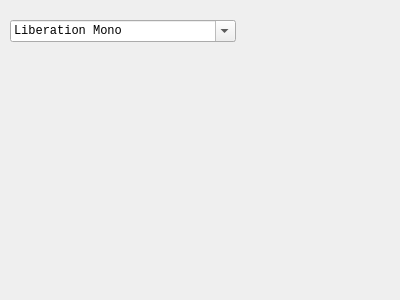
The window that settwindow.ui (i-saw-sparks/Notypad) describes before a commit, drawn with Qt 5.
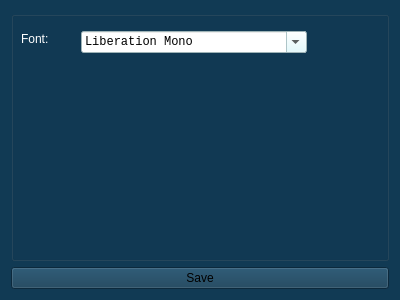
The same window after the commit.

Commit message: Settings window blue theme

Diff of the .ui file:
```diff
--- a/settwindow.ui
+++ b/settwindow.ui
@@ -10,29 +10,1457 @@
     <height>300</height>
    </rect>
   </property>
+  <property name="minimumSize">
+   <size>
+    <width>400</width>
+    <height>300</height>
+   </size>
+  </property>
+  <property name="palette">
+   <palette>
+    <active>
+     <colorrole role="WindowText">
+      <brush brushstyle="SolidPattern">
+       <color alpha="255">
+        <red>255</red>
+        <green>255</green>
+        <blue>255</blue>
+       </color>
+      </brush>
+     </colorrole>
+     <colorrole role="Button">
+      <brush brushstyle="SolidPattern">
+       <color alpha="255">
+        <red>17</red>
+        <green>58</green>
+        <blue>84</blue>
+       </color>
+      </brush>
+     </colorrole>
+     <colorrole role="Light">
+      <brush brushstyle="SolidPattern">
+       <color alpha="255">
+        <red>25</red>
+        <green>87</green>
+        <blue>126</blue>
+       </color>
+      </brush>
+     </colorrole>
+     <colorrole role="Midlight">
+      <brush brushstyle="SolidPattern">
+       <color alpha="255">
+        <red>21</red>
+        <green>72</green>
+        <blue>105</blue>
+       </color>
+      </brush>
+     </colorrole>
+     <colorrole role="Dark">
+      <brush brushstyle="SolidPattern">
+       <color alpha="255">
+        <red>8</red>
+        <green>29</green>
+        <blue>42</blue>
+       </color>
+      </brush>
+     </colorrole>
+     <colorrole role="Mid">
+      <brush brushstyle="SolidPattern">
+       <color alpha="255">
+        <red>11</red>
+        <green>38</green>
+        <blue>56</blue>
+       </color>
+      </brush>
+     </colorrole>
+     <colorrole role="Text">
+      <brush brushstyle="SolidPattern">
+       <color alpha="255">
+        <red>255</red>
+        <green>255</green>
+        <blue>255</blue>
+       </color>
+      </brush>
+     </colorrole>
+     <colorrole role="BrightText">
+      <brush brushstyle="SolidPattern">
+       <color alpha="255">
+        <red>255</red>
+        <green>255</green>
+        <blue>255</blue>
+       </color>
+      </brush>
+     </colorrole>
+     <colorrole role="ButtonText">
+      <brush brushstyle="SolidPattern">
+       <color alpha="255">
+        <red>255</red>
+        <green>255</green>
+        <blue>255</blue>
+       </color>
+      </brush>
+     </colorrole>
+     <colorrole role="Base">
+      <brush brushstyle="SolidPattern">
+       <color alpha="255">
+        <red>0</red>
+        <green>0</green>
+        <blue>0</blue>
+       </color>
+      </brush>
+     </colorrole>
+     <colorrole role="Window">
+      <brush brushstyle="SolidPattern">
+       <color alpha="255">
+        <red>17</red>
+        <green>58</green>
+        <blue>84</blue>
+       </color>
+      </brush>
+     </colorrole>
+     <colorrole role="Shadow">
+      <brush brushstyle="SolidPattern">
+       <color alpha="255">
+        <red>0</red>
+        <green>0</green>
+        <blue>0</blue>
+       </color>
+      </brush>
+     </colorrole>
+     <colorrole role="AlternateBase">
+      <brush brushstyle="SolidPattern">
+       <color alpha="255">
+        <red>8</red>
+        <green>29</green>
+        <blue>42</blue>
+       </color>
+      </brush>
+     </colorrole>
+     <colorrole role="ToolTipBase">
+      <brush brushstyle="SolidPattern">
+       <color alpha="255">
+        <red>255</red>
+        <green>255</green>
+        <blue>220</blue>
+       </color>
+      </brush>
+     </colorrole>
+     <colorrole role="ToolTipText">
+      <brush brushstyle="SolidPattern">
+       <color alpha="255">
+        <red>0</red>
+        <green>0</green>
+        <blue>0</blue>
+       </color>
+      </brush>
+     </colorrole>
+     <colorrole role="PlaceholderText">
+      <brush brushstyle="SolidPattern">
+       <color alpha="128">
+        <red>255</red>
+        <green>255</green>
+        <blue>255</blue>
+       </color>
+      </brush>
+     </colorrole>
+    </active>
+    <inactive>
+     <colorrole role="WindowText">
+      <brush brushstyle="SolidPattern">
+       <color alpha="255">
+        <red>255</red>
+        <green>255</green>
+        <blue>255</blue>
+       </color>
+      </brush>
+     </colorrole>
+     <colorrole role="Button">
+      <brush brushstyle="SolidPattern">
+       <color alpha="255">
+        <red>17</red>
+        <green>58</green>
+        <blue>84</blue>
+       </color>
+      </brush>
+     </colorrole>
+     <colorrole role="Light">
+      <brush brushstyle="SolidPattern">
+       <color alpha="255">
+        <red>25</red>
+        <green>87</green>
+        <blue>126</blue>
+       </color>
+      </brush>
+     </colorrole>
+     <colorrole role="Midlight">
+      <brush brushstyle="SolidPattern">
+       <color alpha="255">
+        <red>21</red>
+        <green>72</green>
+        <blue>105</blue>
+       </color>
+      </brush>
+     </colorrole>
+     <colorrole role="Dark">
+      <brush brushstyle="SolidPattern">
+       <color alpha="255">
+        <red>8</red>
+        <green>29</green>
+        <blue>42</blue>
+       </color>
+      </brush>
+     </colorrole>
+     <colorrole role="Mid">
+      <brush brushstyle="SolidPattern">
+       <color alpha="255">
+        <red>11</red>
+        <green>38</green>
+        <blue>56</blue>
+       </color>
+      </brush>
+     </colorrole>
+     <colorrole role="Text">
+      <brush brushstyle="SolidPattern">
+       <color alpha="255">
+        <red>255</red>
+        <green>255</green>
+        <blue>255</blue>
+       </color>
+      </brush>
+     </colorrole>
+     <colorrole role="BrightText">
+      <brush brushstyle="SolidPattern">
+       <color alpha="255">
+        <red>255</red>
+        <green>255</green>
+        <blue>255</blue>
+       </color>
+      </brush>
+     </colorrole>
+     <colorrole role="ButtonText">
+      <brush brushstyle="SolidPattern">
+       <color alpha="255">
+        <red>255</red>
+        <green>255</green>
+        <blue>255</blue>
+       </color>
+      </brush>
+     </colorrole>
+     <colorrole role="Base">
+      <brush brushstyle="SolidPattern">
+       <color alpha="255">
+        <red>0</red>
+        <green>0</green>
+        <blue>0</blue>
+       </color>
+      </brush>
+     </colorrole>
+     <colorrole role="Window">
+      <brush brushstyle="SolidPattern">
+       <color alpha="255">
+        <red>17</red>
+        <green>58</green>
+        <blue>84</blue>
+       </color>
+      </brush>
+     </colorrole>
+     <colorrole role="Shadow">
+      <brush brushstyle="SolidPattern">
+       <color alpha="255">
+        <red>0</red>
+        <green>0</green>
+        <blue>0</blue>
+       </color>
+      </brush>
+     </colorrole>
+     <colorrole role="AlternateBase">
+      <brush brushstyle="SolidPattern">
+       <color alpha="255">
+        <red>8</red>
+        <green>29</green>
+        <blue>42</blue>
+       </color>
+      </brush>
+     </colorrole>
+     <colorrole role="ToolTipBase">
+      <brush brushstyle="SolidPattern">
+       <color alpha="255">
+        <red>255</red>
+        <green>255</green>
+        <blue>220</blue>
+       </color>
+      </brush>
+     </colorrole>
+     <colorrole role="ToolTipText">
+      <brush brushstyle="SolidPattern">
+       <color alpha="255">
+        <red>0</red>
+        <green>0</green>
+        <blue>0</blue>
+       </color>
+      </brush>
+     </colorrole>
+     <colorrole role="PlaceholderText">
+      <brush brushstyle="SolidPattern">
+       <color alpha="128">
+        <red>255</red>
+        <green>255</green>
+        <blue>255</blue>
+       </color>
+      </brush>
+     </colorrole>
+    </inactive>
+    <disabled>
+     <colorrole role="WindowText">
+      <brush brushstyle="SolidPattern">
+       <color alpha="255">
+        <red>8</red>
+        <green>29</green>
+        <blue>42</blue>
+       </color>
+      </brush>
+     </colorrole>
+     <colorrole role="Button">
+      <brush brushstyle="SolidPattern">
+       <color alpha="255">
+        <red>17</red>
+        <green>58</green>
+        <blue>84</blue>
+       </color>
+      </brush>
+     </colorrole>
+     <colorrole role="Light">
+      <brush brushstyle="SolidPattern">
+       <color alpha="255">
+        <red>25</red>
+        <green>87</green>
+        <blue>126</blue>
+       </color>
+      </brush>
+     </colorrole>
+     <colorrole role="Midlight">
+      <brush brushstyle="SolidPattern">
+       <color alpha="255">
+        <red>21</red>
+        <green>72</green>
+        <blue>105</blue>
+       </color>
+      </brush>
+     </colorrole>
+     <colorrole role="Dark">
+      <brush brushstyle="SolidPattern">
+       <color alpha="255">
+        <red>8</red>
+        <green>29</green>
+        <blue>42</blue>
+       </color>
+      </brush>
+     </colorrole>
+     <colorrole role="Mid">
+      <brush brushstyle="SolidPattern">
+       <color alpha="255">
+        <red>11</red>
+        <green>38</green>
+        <blue>56</blue>
+       </color>
+      </brush>
+     </colorrole>
+     <colorrole role="Text">
+      <brush brushstyle="SolidPattern">
+       <color alpha="255">
+        <red>8</red>
+        <green>29</green>
+        <blue>42</blue>
+       </color>
+      </brush>
+     </colorrole>
+     <colorrole role="BrightText">
+      <brush brushstyle="SolidPattern">
+       <color alpha="255">
+        <red>255</red>
+        <green>255</green>
+        <blue>255</blue>
+       </color>
+      </brush>
+     </colorrole>
+     <colorrole role="ButtonText">
+      <brush brushstyle="SolidPattern">
+       <color alpha="255">
+        <red>8</red>
+        <green>29</green>
+        <blue>42</blue>
+       </color>
+      </brush>
+     </colorrole>
+     <colorrole role="Base">
+      <brush brushstyle="SolidPattern">
+       <color alpha="255">
+        <red>17</red>
+        <green>58</green>
+        <blue>84</blue>
+       </color>
+      </brush>
+     </colorrole>
+     <colorrole role="Window">
+      <brush brushstyle="SolidPattern">
+       <color alpha="255">
+        <red>17</red>
+        <green>58</green>
+        <blue>84</blue>
+       </color>
+      </brush>
+     </colorrole>
+     <colorrole role="Shadow">
+      <brush brushstyle="SolidPattern">
+       <color alpha="255">
+        <red>0</red>
+        <green>0</green>
+        <blue>0</blue>
+       </color>
+      </brush>
+     </colorrole>
+     <colorrole role="AlternateBase">
+      <brush brushstyle="SolidPattern">
+       <color alpha="255">
+        <red>17</red>
+        <green>58</green>
+        <blue>84</blue>
+       </color>
+      </brush>
+     </colorrole>
+     <colorrole role="ToolTipBase">
+      <brush brushstyle="SolidPattern">
+       <color alpha="255">
+        <red>255</red>
+        <green>255</green>
+        <blue>220</blue>
+       </color>
+      </brush>
+     </colorrole>
+     <colorrole role="ToolTipText">
+      <brush brushstyle="SolidPattern">
+       <color alpha="255">
+        <red>0</red>
+        <green>0</green>
+        <blue>0</blue>
+       </color>
+      </brush>
+     </colorrole>
+     <colorrole role="PlaceholderText">
+      <brush brushstyle="SolidPattern">
+       <color alpha="128">
+        <red>255</red>
+        <green>255</green>
+        <blue>255</blue>
+       </color>
+      </brush>
+     </colorrole>
+    </disabled>
+   </palette>
+  </property>
   <property name="windowTitle">
    <string>Form</string>
   </property>
-  <widget class="QFontComboBox" name="fontComboBox">
-   <property name="geometry">
-    <rect>
-     <x>10</x>
-     <y>20</y>
-     <width>226</width>
-     <height>22</height>
-    </rect>
-   </property>
-   <property name="font">
-    <font>
-     <family>Consolas</family>
-    </font>
-   </property>
-   <property name="currentFont">
-    <font>
-     <family>Consolas</family>
-    </font>
-   </property>
-  </widget>
+  <property name="windowOpacity">
+   <double>0.990000000000000</double>
+  </property>
+  <layout class="QVBoxLayout" name="verticalLayout">
+   <item>
+    <widget class="QGroupBox" name="groupBox">
+     <property name="title">
+      <string/>
+     </property>
+     <widget class="QFontComboBox" name="fontComboBox">
+      <property name="geometry">
+       <rect>
+        <x>70</x>
+        <y>20</y>
+        <width>226</width>
+        <height>22</height>
+       </rect>
+      </property>
+      <property name="palette">
+       <palette>
+        <active>
+         <colorrole role="WindowText">
+          <brush brushstyle="SolidPattern">
+           <color alpha="255">
+            <red>0</red>
+            <green>0</green>
+            <blue>0</blue>
+           </color>
+          </brush>
+         </colorrole>
+         <colorrole role="Button">
+          <brush brushstyle="SolidPattern">
+           <color alpha="255">
+            <red>221</red>
+            <green>251</green>
+            <blue>255</blue>
+           </color>
+          </brush>
+         </colorrole>
+         <colorrole role="Light">
+          <brush brushstyle="SolidPattern">
+           <color alpha="255">
+            <red>255</red>
+            <green>255</green>
+            <blue>255</blue>
+           </color>
+          </brush>
+         </colorrole>
+         <colorrole role="Midlight">
+          <brush brushstyle="SolidPattern">
+           <color alpha="255">
+            <red>238</red>
+            <green>253</green>
+            <blue>255</blue>
+           </color>
+          </brush>
+         </colorrole>
+         <colorrole role="Dark">
+          <brush brushstyle="SolidPattern">
+           <color alpha="255">
+            <red>110</red>
+            <green>125</green>
+            <blue>127</blue>
+           </color>
+          </brush>
+         </colorrole>
+         <colorrole role="Mid">
+          <brush brushstyle="SolidPattern">
+           <color alpha="255">
+            <red>147</red>
+            <green>167</green>
+            <blue>170</blue>
+           </color>
+          </brush>
+         </colorrole>
+         <colorrole role="Text">
+          <brush brushstyle="SolidPattern">
+           <color alpha="255">
+            <red>0</red>
+            <green>0</green>
+            <blue>0</blue>
+           </color>
+          </brush>
+         </colorrole>
+         <colorrole role="BrightText">
+          <brush brushstyle="SolidPattern">
+           <color alpha="255">
+            <red>255</red>
+            <green>255</green>
+            <blue>255</blue>
+           </color>
+          </brush>
+         </colorrole>
+         <colorrole role="ButtonText">
+          <brush brushstyle="SolidPattern">
+           <color alpha="255">
+            <red>0</red>
+            <green>0</green>
+            <blue>0</blue>
+           </color>
+          </brush>
+         </colorrole>
+         <colorrole role="Base">
+          <brush brushstyle="SolidPattern">
+           <color alpha="255">
+            <red>255</red>
+            <green>255</green>
+            <blue>255</blue>
+           </color>
+          </brush>
+         </colorrole>
+         <colorrole role="Window">
+          <brush brushstyle="SolidPattern">
+           <color alpha="255">
+            <red>221</red>
+            <green>251</green>
+            <blue>255</blue>
+           </color>
+          </brush>
+         </colorrole>
+         <colorrole role="Shadow">
+          <brush brushstyle="SolidPattern">
+           <color alpha="255">
+            <red>0</red>
+            <green>0</green>
+            <blue>0</blue>
+           </color>
+          </brush>
+         </colorrole>
+         <colorrole role="AlternateBase">
+          <brush brushstyle="SolidPattern">
+           <color alpha="255">
+            <red>238</red>
+            <green>253</green>
+            <blue>255</blue>
+           </color>
+          </brush>
+         </colorrole>
+         <colorrole role="ToolTipBase">
+          <brush brushstyle="SolidPattern">
+           <color alpha="255">
+            <red>255</red>
+            <green>255</green>
+            <blue>220</blue>
+           </color>
+          </brush>
+         </colorrole>
+         <colorrole role="ToolTipText">
+          <brush brushstyle="SolidPattern">
+           <color alpha="255">
+            <red>0</red>
+            <green>0</green>
+            <blue>0</blue>
+           </color>
+          </brush>
+         </colorrole>
+         <colorrole role="PlaceholderText">
+          <brush brushstyle="SolidPattern">
+           <color alpha="128">
+            <red>0</red>
+            <green>0</green>
+            <blue>0</blue>
+           </color>
+          </brush>
+         </colorrole>
+        </active>
+        <inactive>
+         <colorrole role="WindowText">
+          <brush brushstyle="SolidPattern">
+           <color alpha="255">
+            <red>0</red>
+            <green>0</green>
+            <blue>0</blue>
+           </color>
+          </brush>
+         </colorrole>
+         <colorrole role="Button">
+          <brush brushstyle="SolidPattern">
+           <color alpha="255">
+            <red>221</red>
+            <green>251</green>
+            <blue>255</blue>
+           </color>
+          </brush>
+         </colorrole>
+         <colorrole role="Light">
+          <brush brushstyle="SolidPattern">
+           <color alpha="255">
+            <red>255</red>
+            <green>255</green>
+            <blue>255</blue>
+           </color>
+          </brush>
+         </colorrole>
+         <colorrole role="Midlight">
+          <brush brushstyle="SolidPattern">
+           <color alpha="255">
+            <red>238</red>
+            <green>253</green>
+            <blue>255</blue>
+           </color>
+          </brush>
+         </colorrole>
+         <colorrole role="Dark">
+          <brush brushstyle="SolidPattern">
+           <color alpha="255">
+            <red>110</red>
+            <green>125</green>
+            <blue>127</blue>
+           </color>
+          </brush>
+         </colorrole>
+         <colorrole role="Mid">
+          <brush brushstyle="SolidPattern">
+           <color alpha="255">
+            <red>147</red>
+            <green>167</green>
+            <blue>170</blue>
+           </color>
+          </brush>
+         </colorrole>
+         <colorrole role="Text">
+          <brush brushstyle="SolidPattern">
+           <color alpha="255">
+            <red>0</red>
+            <green>0</green>
+            <blue>0</blue>
+           </color>
+          </brush>
+         </colorrole>
+         <colorrole role="BrightText">
+          <brush brushstyle="SolidPattern">
+           <color alpha="255">
+            <red>255</red>
+            <green>255</green>
+            <blue>255</blue>
+           </color>
+          </brush>
+         </colorrole>
+         <colorrole role="ButtonText">
+          <brush brushstyle="SolidPattern">
+           <color alpha="255">
+            <red>0</red>
+            <green>0</green>
+            <blue>0</blue>
+           </color>
+          </brush>
+         </colorrole>
+         <colorrole role="Base">
+          <brush brushstyle="SolidPattern">
+           <color alpha="255">
+            <red>255</red>
+            <green>255</green>
+            <blue>255</blue>
+           </color>
+          </brush>
+         </colorrole>
+         <colorrole role="Window">
+          <brush brushstyle="SolidPattern">
+           <color alpha="255">
+            <red>221</red>
+            <green>251</green>
+            <blue>255</blue>
+           </color>
+          </brush>
+         </colorrole>
+         <colorrole role="Shadow">
+          <brush brushstyle="SolidPattern">
+           <color alpha="255">
+            <red>0</red>
+            <green>0</green>
+            <blue>0</blue>
+           </color>
+          </brush>
+         </colorrole>
+         <colorrole role="AlternateBase">
+          <brush brushstyle="SolidPattern">
+           <color alpha="255">
+            <red>238</red>
+            <green>253</green>
+            <blue>255</blue>
+           </color>
+          </brush>
+         </colorrole>
+         <colorrole role="ToolTipBase">
+          <brush brushstyle="SolidPattern">
+           <color alpha="255">
+            <red>255</red>
+            <green>255</green>
+            <blue>220</blue>
+           </color>
+          </brush>
+         </colorrole>
+         <colorrole role="ToolTipText">
+          <brush brushstyle="SolidPattern">
+           <color alpha="255">
+            <red>0</red>
+            <green>0</green>
+            <blue>0</blue>
+           </color>
+          </brush>
+         </colorrole>
+         <colorrole role="PlaceholderText">
+          <brush brushstyle="SolidPattern">
+           <color alpha="128">
+            <red>0</red>
+            <green>0</green>
+            <blue>0</blue>
+           </color>
+          </brush>
+         </colorrole>
+        </inactive>
+        <disabled>
+         <colorrole role="WindowText">
+          <brush brushstyle="SolidPattern">
+           <color alpha="255">
+            <red>110</red>
+            <green>125</green>
+            <blue>127</blue>
+           </color>
+          </brush>
+         </colorrole>
+         <colorrole role="Button">
+          <brush brushstyle="SolidPattern">
+           <color alpha="255">
+            <red>221</red>
+            <green>251</green>
+            <blue>255</blue>
+           </color>
+          </brush>
+         </colorrole>
+         <colorrole role="Light">
+          <brush brushstyle="SolidPattern">
+           <color alpha="255">
+            <red>255</red>
+            <green>255</green>
+            <blue>255</blue>
+           </color>
+          </brush>
+         </colorrole>
+         <colorrole role="Midlight">
+          <brush brushstyle="SolidPattern">
+           <color alpha="255">
+            <red>238</red>
+            <green>253</green>
+            <blue>255</blue>
+           </color>
+          </brush>
+         </colorrole>
+         <colorrole role="Dark">
+          <brush brushstyle="SolidPattern">
+           <color alpha="255">
+            <red>110</red>
+            <green>125</green>
+            <blue>127</blue>
+           </color>
+          </brush>
+         </colorrole>
+         <colorrole role="Mid">
+          <brush brushstyle="SolidPattern">
+           <color alpha="255">
+            <red>147</red>
+            <green>167</green>
+            <blue>170</blue>
+           </color>
+          </brush>
+         </colorrole>
+         <colorrole role="Text">
+          <brush brushstyle="SolidPattern">
+           <color alpha="255">
+            <red>110</red>
+            <green>125</green>
+            <blue>127</blue>
+           </color>
+          </brush>
+         </colorrole>
+         <colorrole role="BrightText">
+          <brush brushstyle="SolidPattern">
+           <color alpha="255">
+            <red>255</red>
+            <green>255</green>
+            <blue>255</blue>
+           </color>
+          </brush>
+         </colorrole>
+         <colorrole role="ButtonText">
+          <brush brushstyle="SolidPattern">
+           <color alpha="255">
+            <red>110</red>
+            <green>125</green>
+            <blue>127</blue>
+           </color>
+          </brush>
+         </colorrole>
+         <colorrole role="Base">
+          <brush brushstyle="SolidPattern">
+           <color alpha="255">
+            <red>221</red>
+            <green>251</green>
+            <blue>255</blue>
+           </color>
+          </brush>
+         </colorrole>
+         <colorrole role="Window">
+          <brush brushstyle="SolidPattern">
+           <color alpha="255">
+            <red>221</red>
+            <green>251</green>
+            <blue>255</blue>
+           </color>
+          </brush>
+         </colorrole>
+         <colorrole role="Shadow">
+          <brush brushstyle="SolidPattern">
+           <color alpha="255">
+            <red>0</red>
+            <green>0</green>
+            <blue>0</blue>
+           </color>
+          </brush>
+         </colorrole>
+         <colorrole role="AlternateBase">
+          <brush brushstyle="SolidPattern">
+           <color alpha="255">
+            <red>221</red>
+            <green>251</green>
+            <blue>255</blue>
+           </color>
+          </brush>
+         </colorrole>
+         <colorrole role="ToolTipBase">
+          <brush brushstyle="SolidPattern">
+           <color alpha="255">
+            <red>255</red>
+            <green>255</green>
+            <blue>220</blue>
+           </color>
+          </brush>
+         </colorrole>
+         <colorrole role="ToolTipText">
+          <brush brushstyle="SolidPattern">
+           <color alpha="255">
+            <red>0</red>
+            <green>0</green>
+            <blue>0</blue>
+           </color>
+          </brush>
+         </colorrole>
+         <colorrole role="PlaceholderText">
+          <brush brushstyle="SolidPattern">
+           <color alpha="128">
+            <red>0</red>
+            <green>0</green>
+            <blue>0</blue>
+           </color>
+          </brush>
+         </colorrole>
+        </disabled>
+       </palette>
+      </property>
+      <property name="font">
+       <font>
+        <family>Consolas</family>
+       </font>
+      </property>
+      <property name="currentFont">
+       <font>
+        <family>Consolas</family>
+       </font>
+      </property>
+     </widget>
+     <widget class="QLabel" name="label">
+      <property name="geometry">
+       <rect>
+        <x>10</x>
+        <y>20</y>
+        <width>41</width>
+        <height>16</height>
+       </rect>
+      </property>
+      <property name="palette">
+       <palette>
+        <active>
+         <colorrole role="WindowText">
+          <brush brushstyle="SolidPattern">
+           <color alpha="255">
+            <red>255</red>
+            <green>255</green>
+            <blue>255</blue>
+           </color>
+          </brush>
+         </colorrole>
+         <colorrole role="Button">
+          <brush brushstyle="SolidPattern">
+           <color alpha="255">
+            <red>0</red>
+            <green>85</green>
+            <blue>255</blue>
+           </color>
+          </brush>
+         </colorrole>
+         <colorrole role="Light">
+          <brush brushstyle="SolidPattern">
+           <color alpha="255">
+            <red>127</red>
+            <green>170</green>
+            <blue>255</blue>
+           </color>
+          </brush>
+         </colorrole>
+         <colorrole role="Midlight">
+          <brush brushstyle="SolidPattern">
+           <color alpha="255">
+            <red>63</red>
+            <green>127</green>
+            <blue>255</blue>
+           </color>
+          </brush>
+         </colorrole>
+         <colorrole role="Dark">
+          <brush brushstyle="SolidPattern">
+           <color alpha="255">
+            <red>0</red>
+            <green>42</green>
+            <blue>127</blue>
+           </color>
+          </brush>
+         </colorrole>
+         <colorrole role="Mid">
+          <brush brushstyle="SolidPattern">
+           <color alpha="255">
+            <red>0</red>
+            <green>56</green>
+            <blue>170</blue>
+           </color>
+          </brush>
+         </colorrole>
+         <colorrole role="Text">
+          <brush brushstyle="SolidPattern">
+           <color alpha="255">
+            <red>0</red>
+            <green>0</green>
+            <blue>0</blue>
+           </color>
+          </brush>
+         </colorrole>
+         <colorrole role="BrightText">
+          <brush brushstyle="SolidPattern">
+           <color alpha="255">
+            <red>255</red>
+            <green>255</green>
+            <blue>255</blue>
+           </color>
+          </brush>
+         </colorrole>
+         <colorrole role="ButtonText">
+          <brush brushstyle="SolidPattern">
+           <color alpha="255">
+            <red>0</red>
+            <green>0</green>
+            <blue>0</blue>
+           </color>
+          </brush>
+         </colorrole>
+         <colorrole role="Base">
+          <brush brushstyle="SolidPattern">
+           <color alpha="255">
+            <red>255</red>
+            <green>255</green>
+            <blue>255</blue>
+           </color>
+          </brush>
+         </colorrole>
+         <colorrole role="Window">
+          <brush brushstyle="SolidPattern">
+           <color alpha="255">
+            <red>0</red>
+            <green>85</green>
+            <blue>255</blue>
+           </color>
+          </brush>
+         </colorrole>
+         <colorrole role="Shadow">
+          <brush brushstyle="SolidPattern">
+           <color alpha="255">
+            <red>0</red>
+            <green>0</green>
+            <blue>0</blue>
+           </color>
+          </brush>
+         </colorrole>
+         <colorrole role="AlternateBase">
+          <brush brushstyle="SolidPattern">
+           <color alpha="255">
+            <red>127</red>
+            <green>170</green>
+            <blue>255</blue>
+           </color>
+          </brush>
+         </colorrole>
+         <colorrole role="ToolTipBase">
+          <brush brushstyle="SolidPattern">
+           <color alpha="255">
+            <red>255</red>
+            <green>255</green>
+            <blue>220</blue>
+           </color>
+          </brush>
+         </colorrole>
+         <colorrole role="ToolTipText">
+          <brush brushstyle="SolidPattern">
+           <color alpha="255">
+            <red>0</red>
+            <green>0</green>
+            <blue>0</blue>
+           </color>
+          </brush>
+         </colorrole>
+         <colorrole role="PlaceholderText">
+          <brush brushstyle="SolidPattern">
+           <color alpha="128">
+            <red>0</red>
+            <green>0</green>
+            <blue>0</blue>
+           </color>
+          </brush>
+         </colorrole>
+        </active>
+        <inactive>
+         <colorrole role="WindowText">
+          <brush brushstyle="SolidPattern">
+           <color alpha="255">
+            <red>255</red>
+            <green>255</green>
+            <blue>255</blue>
+           </color>
+          </brush>
+         </colorrole>
+         <colorrole role="Button">
+          <brush brushstyle="SolidPattern">
+           <color alpha="255">
+            <red>0</red>
+            <green>85</green>
+            <blue>255</blue>
+           </color>
+          </brush>
+         </colorrole>
+         <colorrole role="Light">
+          <brush brushstyle="SolidPattern">
+           <color alpha="255">
+            <red>127</red>
+            <green>170</green>
+            <blue>255</blue>
+           </color>
+          </brush>
+         </colorrole>
+         <colorrole role="Midlight">
+          <brush brushstyle="SolidPattern">
+           <color alpha="255">
+            <red>63</red>
+            <green>127</green>
+            <blue>255</blue>
+           </color>
+          </brush>
+         </colorrole>
+         <colorrole role="Dark">
+          <brush brushstyle="SolidPattern">
+           <color alpha="255">
+            <red>0</red>
+            <green>42</green>
+            <blue>127</blue>
+           </color>
+          </brush>
+         </colorrole>
+         <colorrole role="Mid">
+          <brush brushstyle="SolidPattern">
+           <color alpha="255">
+            <red>0</red>
+            <green>56</green>
+            <blue>170</blue>
+           </color>
+          </brush>
+         </colorrole>
+         <colorrole role="Text">
+          <brush brushstyle="SolidPattern">
+           <color alpha="255">
+            <red>0</red>
+            <green>0</green>
+            <blue>0</blue>
+           </color>
+          </brush>
+         </colorrole>
+         <colorrole role="BrightText">
+          <brush brushstyle="SolidPattern">
+           <color alpha="255">
+            <red>255</red>
+            <green>255</green>
+            <blue>255</blue>
+           </color>
+          </brush>
+         </colorrole>
+         <colorrole role="ButtonText">
+          <brush brushstyle="SolidPattern">
+           <color alpha="255">
+            <red>0</red>
+            <green>0</green>
+            <blue>0</blue>
+           </color>
+          </brush>
+         </colorrole>
+         <colorrole role="Base">
+          <brush brushstyle="SolidPattern">
+           <color alpha="255">
+            <red>255</red>
+            <green>255</green>
+            <blue>255</blue>
+           </color>
+          </brush>
+         </colorrole>
+         <colorrole role="Window">
+          <brush brushstyle="SolidPattern">
+           <color alpha="255">
+            <red>0</red>
+            <green>85</green>
+            <blue>255</blue>
+           </color>
+          </brush>
+         </colorrole>
+         <colorrole role="Shadow">
+          <brush brushstyle="SolidPattern">
+           <color alpha="255">
+            <red>0</red>
+            <green>0</green>
+            <blue>0</blue>
+           </color>
+          </brush>
+         </colorrole>
+         <colorrole role="AlternateBase">
+          <brush brushstyle="SolidPattern">
+           <color alpha="255">
+            <red>127</red>
+            <green>170</green>
+            <blue>255</blue>
+           </color>
+          </brush>
+         </colorrole>
+         <colorrole role="ToolTipBase">
+          <brush brushstyle="SolidPattern">
+           <color alpha="255">
+            <red>255</red>
+            <green>255</green>
+            <blue>220</blue>
+           </color>
+          </brush>
+         </colorrole>
+         <colorrole role="ToolTipText">
+          <brush brushstyle="SolidPattern">
+           <color alpha="255">
+            <red>0</red>
+            <green>0</green>
+            <blue>0</blue>
+           </color>
+          </brush>
+         </colorrole>
+         <colorrole role="PlaceholderText">
+          <brush brushstyle="SolidPattern">
+           <color alpha="128">
+            <red>0</red>
+            <green>0</green>
+            <blue>0</blue>
+           </color>
+          </brush>
+         </colorrole>
+        </inactive>
+        <disabled>
+         <colorrole role="WindowText">
+          <brush brushstyle="SolidPattern">
+           <color alpha="255">
+            <red>0</red>
+            <green>42</green>
+            <blue>127</blue>
+           </color>
+          </brush>
+         </colorrole>
+         <colorrole role="Button">
+          <brush brushstyle="SolidPattern">
+           <color alpha="255">
+            <red>0</red>
+            <green>85</green>
+            <blue>255</blue>
+           </color>
+          </brush>
+         </colorrole>
+         <colorrole role="Light">
+          <brush brushstyle="SolidPattern">
+           <color alpha="255">
+            <red>127</red>
+            <green>170</green>
+            <blue>255</blue>
+           </color>
+          </brush>
+         </colorrole>
+         <colorrole role="Midlight">
+          <brush brushstyle="SolidPattern">
+           <color alpha="255">
+            <red>63</red>
+            <green>127</green>
+            <blue>255</blue>
+           </color>
+          </brush>
+         </colorrole>
+         <colorrole role="Dark">
+          <brush brushstyle="SolidPattern">
+           <color alpha="255">
+            <red>0</red>
+            <green>42</green>
+            <blue>127</blue>
+           </color>
+          </brush>
+         </colorrole>
+         <colorrole role="Mid">
+          <brush brushstyle="SolidPattern">
+           <color alpha="255">
+            <red>0</red>
+            <green>56</green>
+            <blue>170</blue>
+           </color>
+          </brush>
+         </colorrole>
+         <colorrole role="Text">
+          <brush brushstyle="SolidPattern">
+           <color alpha="255">
+            <red>0</red>
+            <green>42</green>
+            <blue>127</blue>
+           </color>
+          </brush>
+         </colorrole>
+         <colorrole role="BrightText">
+          <brush brushstyle="SolidPattern">
+           <color alpha="255">
+            <red>255</red>
+            <green>255</green>
+            <blue>255</blue>
+           </color>
+          </brush>
+         </colorrole>
+         <colorrole role="ButtonText">
+          <brush brushstyle="SolidPattern">
+           <color alpha="255">
+            <red>0</red>
+            <green>42</green>
+            <blue>127</blue>
+           </color>
+          </brush>
+         </colorrole>
+         <colorrole role="Base">
+          <brush brushstyle="SolidPattern">
+           <color alpha="255">
+            <red>0</red>
+            <green>85</green>
+            <blue>255</blue>
+           </color>
+          </brush>
+         </colorrole>
+         <colorrole role="Window">
+          <brush brushstyle="SolidPattern">
+           <color alpha="255">
+            <red>0</red>
+            <green>85</green>
+            <blue>255</blue>
+           </color>
+          </brush>
+         </colorrole>
+         <colorrole role="Shadow">
+          <brush brushstyle="SolidPattern">
+           <color alpha="255">
+            <red>0</red>
+            <green>0</green>
+            <blue>0</blue>
+           </color>
+          </brush>
+         </colorrole>
+         <colorrole role="AlternateBase">
+          <brush brushstyle="SolidPattern">
+           <color alpha="255">
+            <red>0</red>
+            <green>85</green>
+            <blue>255</blue>
+           </color>
+          </brush>
+         </colorrole>
+         <colorrole role="ToolTipBase">
+          <brush brushstyle="SolidPattern">
+           <color alpha="255">
+            <red>255</red>
+            <green>255</green>
+            <blue>220</blue>
+           </color>
+          </brush>
+         </colorrole>
+         <colorrole role="ToolTipText">
+          <brush brushstyle="SolidPattern">
+           <color alpha="255">
+            <red>0</red>
+            <green>0</green>
+            <blue>0</blue>
+           </color>
+          </brush>
+         </colorrole>
+         <colorrole role="PlaceholderText">
+          <brush brushstyle="SolidPattern">
+           <color alpha="128">
+            <red>0</red>
+            <green>0</green>
+            <blue>0</blue>
+           </color>
+          </brush>
+         </colorrole>
+        </disabled>
+       </palette>
+      </property>
+      <property name="text">
+       <string>Font:</string>
+      </property>
+     </widget>
+    </widget>
+   </item>
+   <item>
+    <widget class="QPushButton" name="pushButton">
+     <property name="palette">
+      <palette>
+       <active>
+        <colorrole role="WindowText">
+         <brush brushstyle="SolidPattern">
+          <color alpha="255">
+           <red>0</red>
+           <green>0</green>
+           <blue>0</blue>
+          </color>
+         </brush>
+        </colorrole>
+        <colorrole role="ButtonText">
+         <brush brushstyle="SolidPattern">
+          <color alpha="255">
+           <red>0</red>
+           <green>0</green>
+           <blue>0</blue>
+          </color>
+         </brush>
+        </colorrole>
+       </active>
+       <inactive>
+        <colorrole role="WindowText">
+         <brush brushstyle="SolidPattern">
+          <color alpha="255">
+           <red>0</red>
+           <green>0</green>
+           <blue>0</blue>
+          </color>
+         </brush>
+        </colorrole>
+        <colorrole role="ButtonText">
+         <brush brushstyle="SolidPattern">
+          <color alpha="255">
+           <red>0</red>
+           <green>0</green>
+           <blue>0</blue>
+          </color>
+         </brush>
+        </colorrole>
+       </inactive>
+       <disabled>
+        <colorrole role="WindowText">
+         <brush brushstyle="SolidPattern">
+          <color alpha="255">
+           <red>8</red>
+           <green>29</green>
+           <blue>42</blue>
+          </color>
+         </brush>
+        </colorrole>
+        <colorrole role="ButtonText">
+         <brush brushstyle="SolidPattern">
+          <color alpha="255">
+           <red>8</red>
+           <green>29</green>
+           <blue>42</blue>
+          </color>
+         </brush>
+        </colorrole>
+       </disabled>
+      </palette>
+     </property>
+     <property name="text">
+      <string>Save</string>
+     </property>
+    </widget>
+   </item>
+  </layout>
  </widget>
  <resources/>
  <connections/>
```
Left out of the diff: 2 changed lines with no effect on the pictures. The commit also changes 4 other files.
